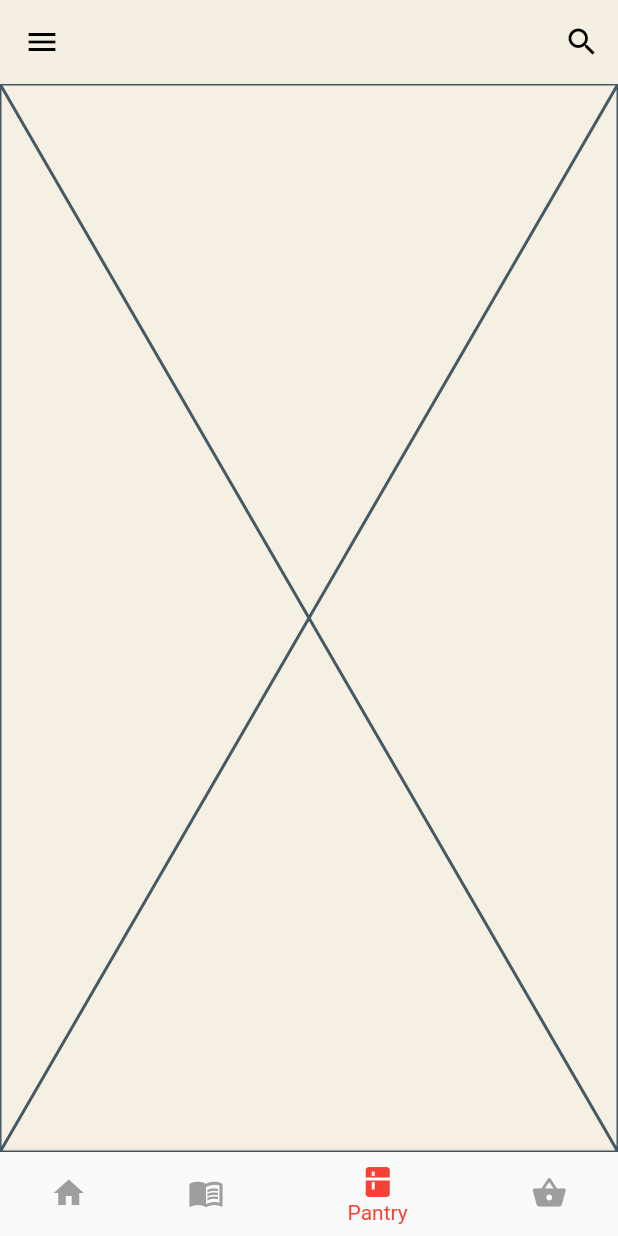
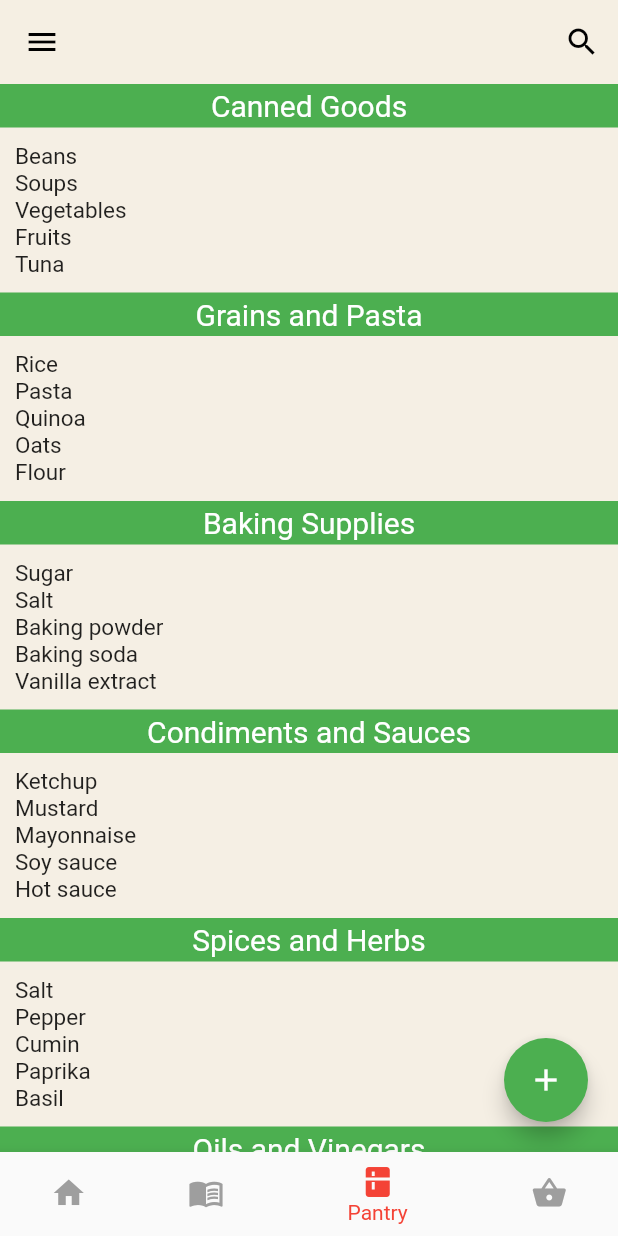
Before and after one commit to QuinAiton/Pantry, a Flutter app: the screen it shows after launch, item 3 of the bottom bar chosen, on a phone screen of 412 x 824 dp. Run offline on Flutter 3.47's test engine with Material 2 defaults, Android fonts, the phone set to English and light mode, and no system bars; our stand-ins replace flutter_dotenv; network calls fail.

Commit message:
adds items by category and adds style to pantry tab

```diff
--- a/lib/main.dart
+++ b/lib/main.dart
@@ -59,7 +59,7 @@ class _AppState extends State<App> {
     });
   }
 
-  final List<Widget> _pages = [Home(), Recipes(), Pantry(), Groceries()];
+  final List<Widget> _pages = [const Home(), const Recipes(), const Pantry(), const Groceries()];
 
   @override
   Widget build(BuildContext context) {
--- a/lib/pages/Home.dart
+++ b/lib/pages/Home.dart
@@ -25,6 +25,7 @@ class _HomeState extends State<Home> {
     futureRecipeOfTheDay = fetchRecipeOfTheDay();
   }
 
+  @override
   Widget build(BuildContext context) {
     return ListView(
       scrollDirection: Axis.vertical,
--- a/lib/pages/Pantry.dart
+++ b/lib/pages/Pantry.dart
@@ -10,6 +10,103 @@ class Pantry extends StatefulWidget {
 class _PantryState extends State<Pantry> {
   @override
   Widget build(BuildContext context) {
-    return const Placeholder();
+    var jsonItems = [
+      {"name": "Beans", "category": "Canned Goods"},
+      {"name": "Soups", "category": "Canned Goods"},
+      {"name": "Vegetables", "category": "Canned Goods"},
+      {"name": "Fruits", "category": "Canned Goods"},
+      {"name": "Tuna", "category": "Canned Goods"},
+      {"name": "Rice", "category": "Grains and Pasta"},
+      {"name": "Pasta", "category": "Grains and Pasta"},
+      {"name": "Quinoa", "category": "Grains and Pasta"},
+      {"name": "Oats", "category": "Grains and Pasta"},
+      {"name": "Flour", "category": "Grains and Pasta"},
+      {"name": "Sugar", "category": "Baking Supplies"},
+      {"name": "Salt", "category": "Baking Supplies"},
+      {"name": "Baking powder", "category": "Baking Supplies"},
+      {"name": "Baking soda", "category": "Baking Supplies"},
+      {"name": "Vanilla extract", "category": "Baking Supplies"},
+      {"name": "Ketchup", "category": "Condiments and Sauces"},
+      {"name": "Mustard", "category": "Condiments and Sauces"},
+      {"name": "Mayonnaise", "category": "Condiments and Sauces"},
+      {"name": "Soy sauce", "category": "Condiments and Sauces"},
+      {"name": "Hot sauce", "category": "Condiments and Sauces"},
+      {"name": "Salt", "category": "Spices and Herbs"},
+      {"name": "Pepper", "category": "Spices and Herbs"},
+      {"name": "Cumin", "category": "Spices and Herbs"},
+      {"name": "Paprika", "category": "Spices and Herbs"},
+      {"name": "Basil", "category": "Spices and Herbs"},
+      {"name": "Olive oil", "category": "Oils and Vinegars"},
+      {"name": "Vegetable oil", "category": "Oils and Vinegars"},
+      {"name": "Vinegar", "category": "Oils and Vinegars"},
+      {"name": "Chips", "category": "Snacks"},
+      {"name": "Crackers", "category": "Snacks"},
+      {"name": "Popcorn", "category": "Snacks"},
+      {"name": "Nuts", "category": "Snacks"},
+      {"name": "Granola bars", "category": "Snacks"},
+      {"name": "Cereal", "category": "Breakfast Foods"},
+      {"name": "Oatmeal", "category": "Breakfast Foods"}
+    ];
+    var itemCategories =
+        jsonItems.map((item) => item['category']).toSet().toList();
+
+    var categorizedItems = itemCategories.map((category) {
+      return {
+        'category': category,
+        'items':
+            jsonItems.where((item) => item['category'] == category).toList()
+      };
+    }).toList();
+    return Stack(
+      children: [
+        ListView.builder(
+          itemCount: categorizedItems.length,
+          itemBuilder: (context, index) {
+            final item = categorizedItems[index];
+            return Column(
+              crossAxisAlignment: CrossAxisAlignment.start,
+              children: [
+                Container(
+                  color: Colors.green,
+                  width: double.infinity,
+                  child: Padding(
+                    padding: const EdgeInsets.all(3.0),
+                    child: Text(
+                      item['category'].toString(),
+                      style: TextStyle(fontSize: 20, color: Colors.white),
+                      textAlign: TextAlign.center,
+                    ),
+                  ),
+                ), // Display the category
+                Padding(
+                  padding: const EdgeInsets.all(10.0),
+                  child: Column(
+                    crossAxisAlignment: CrossAxisAlignment.start,
+                    children:
+                        (item['items'] as List<dynamic>).map<Widget>((item) {
+                      return Text(
+                        item['name'].toString(),
+                        textAlign: TextAlign.start,
+                        style: TextStyle(fontSize: 15),
+                      ); // Display the items under the category
+                    }).toList(),
+                  ),
+                ),
+              ],
+            );
+          },
+        ),
+        Positioned(
+          bottom: 20.0,
+          right: 20.0,
+          child: FloatingActionButton(
+            onPressed: () {
+              // Add your onPressed logic here
+            },
+            child: Icon(Icons.add),
+          ),
+        ),
+      ],
+    );
   }
 }
--- a/lib/requests/fetchSimilarRecipes.dart
+++ b/lib/requests/fetchSimilarRecipes.dart
@@ -1,6 +1,5 @@
 import 'package:http/http.dart' as http;
 import 'dart:convert';
-import 'package:pantry/entities/Recipe.dart';
 import 'package:flutter_dotenv/flutter_dotenv.dart';
 import 'package:pantry/requests/fetchRecipeInformation.dart';
 
--- /dev/null
+++ b/lib/utils/pantryItems.json
@@ -0,0 +1,37 @@
+[
+  {"name": "Beans", "category": "Canned Goods"},
+  {"name": "Soups", "category": "Canned Goods"},
+  {"name": "Vegetables", "category": "Canned Goods"},
+  {"name": "Fruits", "category": "Canned Goods"},
+  {"name": "Tuna", "category": "Canned Goods"},
+  {"name": "Rice", "category": "Grains and Pasta"},
+  {"name": "Pasta", "category": "Grains and Pasta"},
+  {"name": "Quinoa", "category": "Grains and Pasta"},
+  {"name": "Oats", "category": "Grains and Pasta"},
+  {"name": "Flour", "category": "Grains and Pasta"},
+  {"name": "Sugar", "category": "Baking Supplies"},
+  {"name": "Salt", "category": "Baking Supplies"},
+  {"name": "Baking powder", "category": "Baking Supplies"},
+  {"name": "Baking soda", "category": "Baking Supplies"},
+  {"name": "Vanilla extract", "category": "Baking Supplies"},
+  {"name": "Ketchup", "category": "Condiments and Sauces"},
+  {"name": "Mustard", "category": "Condiments and Sauces"},
+  {"name": "Mayonnaise", "category": "Condiments and Sauces"},
+  {"name": "Soy sauce", "category": "Condiments and Sauces"},
+  {"name": "Hot sauce", "category": "Condiments and Sauces"},
+  {"name": "Salt", "category": "Spices and Herbs"},
+  {"name": "Pepper", "category": "Spices and Herbs"},
+  {"name": "Cumin", "category": "Spices and Herbs"},
+  {"name": "Paprika", "category": "Spices and Herbs"},
+  {"name": "Basil", "category": "Spices and Herbs"},
+  {"name": "Olive oil", "category": "Oils and Vinegars"},
+  {"name": "Vegetable oil", "category": "Oils and Vinegars"},
+  {"name": "Vinegar", "category": "Oils and Vinegars"},
+  {"name": "Chips", "category": "Snacks"},
+  {"name": "Crackers", "category": "Snacks"},
+  {"name": "Popcorn", "category": "Snacks"},
+  {"name": "Nuts", "category": "Snacks"},
+  {"name": "Granola bars", "category": "Snacks"},
+  {"name": "Cereal", "category": "Breakfast Foods"},
+  {"name": "Oatmeal", "category": "Breakfast Foods"}
+]
--- a/lib/widgets/RecipeRowList.dart
+++ b/lib/widgets/RecipeRowList.dart
@@ -15,10 +15,10 @@ class RecipeRowList extends StatelessWidget {
         crossAxisAlignment: CrossAxisAlignment.start,
         children: [
           Padding(
-            padding: EdgeInsets.symmetric(vertical: 10),
+            padding: const EdgeInsets.symmetric(vertical: 10),
             child: Text(
               title,
-              style: TextStyle(fontSize: 20),
+              style: const TextStyle(fontSize: 20),
             ),
           ),
           Expanded(
```
